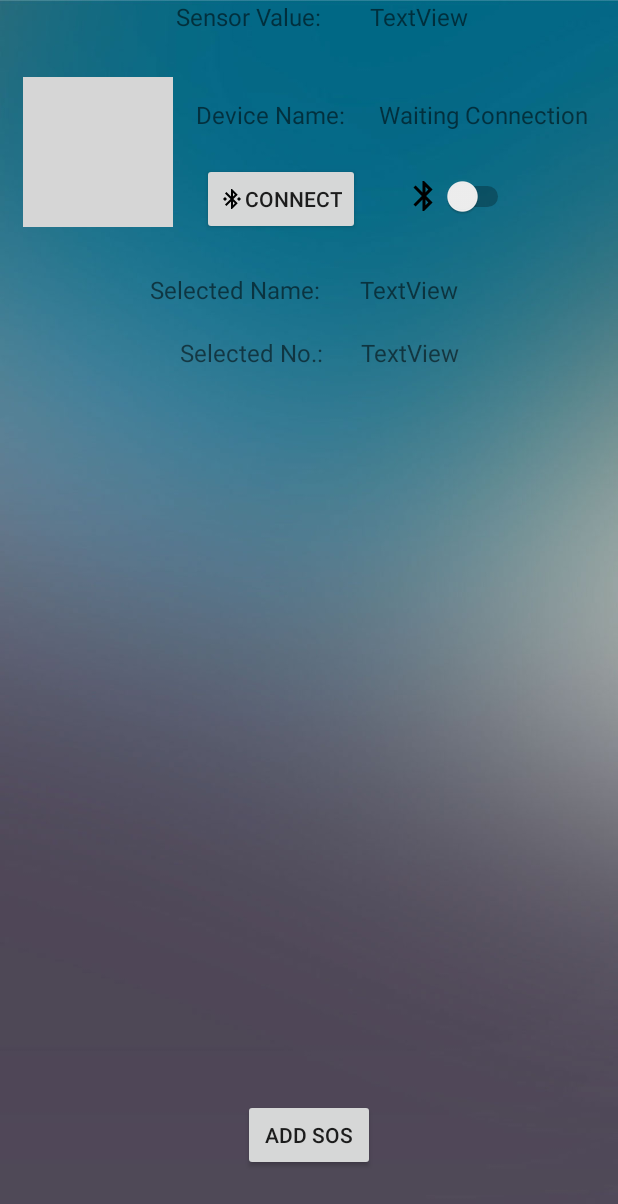
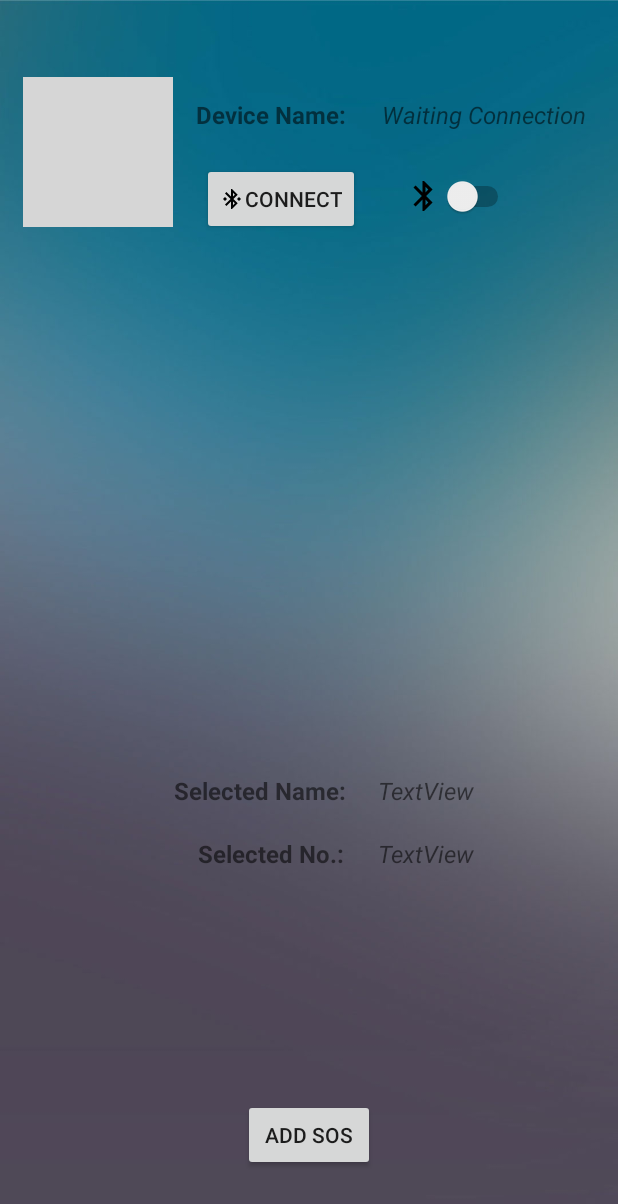
Before and after one commit to 01milan10/SmartHelmet, an Android app: the layout activity_landing.xml on its own in the app's theme, with its tools: preview values and no code run, on a phone screen of 412 x 824 dp. Shown: the top 1204 px of the screen. Run offline under Robolectric (Android 15) with nearby library versions, the phone set to English and light mode, and no system bars; grey boxes are pictures that could not be loaded.

Commit message:
first final

```diff
--- a/app/src/main/java/com/example/smarthelmet/Landing.java
+++ b/app/src/main/java/com/example/smarthelmet/Landing.java
@@ -77,7 +77,7 @@ public class Landing extends AppCompatActivity implements LocationListener {
     String namee, numberrr;
 
     Button connectBtn, btnSOS;
-    TextView deviceName, sosName, sosNumber, senseValue;
+    TextView deviceName, sosName, sosNumber;
     Switch bluetoothSwitch;
 
     BluetoothAdapter mBlueAdapter = BluetoothAdapter.getDefaultAdapter();
@@ -95,7 +95,6 @@ public class Landing extends AppCompatActivity implements LocationListener {
         deviceName = (TextView) findViewById(R.id.deviceName);
         sosName = (TextView) findViewById(R.id.sosName);
         sosNumber = (TextView) findViewById(R.id.sosNumber);
-        senseValue = (TextView) findViewById(R.id.senseValue);
         bluetoothSwitch =(Switch) findViewById(R.id.bluetoothSwitch);
 
         Intent intent = new Intent(this,smartService.class);
@@ -273,7 +272,6 @@ public class Landing extends AppCompatActivity implements LocationListener {
 
                         handler.post(new Runnable() {
                             public void run() {
-                                senseValue.setText(sensorValue);
                                 if (sValue >= 30000) {
                                     int permissionCheck = ContextCompat.checkSelfPermission(Landing.this, Manifest.permission.SEND_SMS);
                                     if (permissionCheck == PackageManager.PERMISSION_GRANTED) {
--- a/app/src/main/res/layout/activity_landing.xml
+++ b/app/src/main/res/layout/activity_landing.xml
@@ -33,6 +33,7 @@
         android:layout_marginTop="65dp"
         android:text="Device Name:"
         android:textSize="16sp"
+        android:textStyle="bold"
         app:layout_constraintStart_toEndOf="@+id/imageView3"
         app:layout_constraintTop_toTopOf="parent" />
 
@@ -40,23 +41,28 @@
         android:id="@+id/contctName"
         android:layout_width="wrap_content"
         android:layout_height="wrap_content"
-        android:layout_marginStart="100dp"
-        android:layout_marginLeft="100dp"
-        android:layout_marginTop="160dp"
+        android:layout_marginStart="116dp"
+        android:layout_marginLeft="116dp"
+        android:layout_marginTop="359dp"
+        android:layout_marginBottom="20dp"
         android:text="Selected Name:"
         android:textSize="16sp"
+        android:textStyle="bold"
+        app:layout_constraintBottom_toTopOf="@+id/contctNumber"
         app:layout_constraintStart_toStartOf="parent"
-        app:layout_constraintTop_toBottomOf="@+id/snsrValue" />
+        app:layout_constraintTop_toBottomOf="@+id/connectBtn"
+        app:layout_constraintVertical_bias="0.0" />
 
     <TextView
         android:id="@+id/contctNumber"
         android:layout_width="wrap_content"
         android:layout_height="wrap_content"
-        android:layout_marginStart="120dp"
-        android:layout_marginLeft="120dp"
+        android:layout_marginStart="132dp"
+        android:layout_marginLeft="132dp"
         android:layout_marginTop="20dp"
         android:text="Selected No.:"
         android:textSize="16sp"
+        android:textStyle="bold"
         app:layout_constraintStart_toStartOf="parent"
         app:layout_constraintTop_toBottomOf="@+id/contctName" />
 
@@ -73,20 +79,6 @@
         app:layout_constraintBottom_toBottomOf="parent"
         app:layout_constraintEnd_toEndOf="parent"
         app:layout_constraintStart_toStartOf="parent" />
-
-    <TextView
-        android:id="@+id/snsrValue"
-        android:layout_width="wrap_content"
-        android:layout_height="wrap_content"
-        android:layout_marginStart="100dp"
-        android:layout_marginLeft="100dp"
-        android:layout_marginEnd="15dp"
-        android:layout_marginRight="15dp"
-        android:text="Sensor Value:"
-        android:textSize="16sp"
-        app:layout_constraintEnd_toStartOf="@+id/senseValue"
-        app:layout_constraintStart_toStartOf="parent"
-        tools:layout_editor_absoluteY="332dp" />
 
     <ImageView
         android:id="@+id/imageView3"
@@ -110,20 +102,10 @@
         android:layout_marginRight="20dp"
         android:text="Waiting Connection"
         android:textSize="16sp"
+        android:textStyle="italic"
         app:layout_constraintEnd_toEndOf="parent"
         app:layout_constraintStart_toEndOf="@+id/dName"
         app:layout_constraintTop_toTopOf="parent" />
-
-    <TextView
-        android:id="@+id/senseValue"
-        android:layout_width="wrap_content"
-        android:layout_height="wrap_content"
-        android:layout_marginEnd="100dp"
-        android:layout_marginRight="100dp"
-        android:text="TextView"
-        android:textSize="16sp"
-        app:layout_constraintEnd_toEndOf="parent"
-        tools:layout_editor_absoluteY="332dp" />
 
     <TextView
         android:id="@+id/sosName"
@@ -131,14 +113,19 @@
         android:layout_height="wrap_content"
         android:layout_marginStart="15dp"
         android:layout_marginLeft="15dp"
-        android:layout_marginTop="160dp"
+        android:layout_marginTop="359dp"
         android:layout_marginEnd="96dp"
         android:layout_marginRight="96dp"
+        android:layout_marginBottom="20dp"
         android:text="TextView"
         android:textSize="16sp"
+        android:textStyle="italic"
+        app:layout_constraintBottom_toTopOf="@+id/sosNumber"
         app:layout_constraintEnd_toEndOf="parent"
+        app:layout_constraintHorizontal_bias="1.0"
         app:layout_constraintStart_toEndOf="@+id/contctName"
-        app:layout_constraintTop_toBottomOf="@+id/snsrValue" />
+        app:layout_constraintTop_toBottomOf="@+id/connectBtn"
+        app:layout_constraintVertical_bias="0.0" />
 
     <TextView
         android:id="@+id/sosNumber"
@@ -151,7 +138,9 @@
         android:layout_marginRight="96dp"
         android:text="TextView"
         android:textSize="16sp"
+        android:textStyle="italic"
         app:layout_constraintEnd_toEndOf="parent"
+        app:layout_constraintHorizontal_bias="1.0"
         app:layout_constraintStart_toEndOf="@+id/contctNumber"
         app:layout_constraintTop_toBottomOf="@+id/sosName" />
 
--- a/app/src/main/res/layout/activity_main.xml
+++ b/app/src/main/res/layout/activity_main.xml
@@ -4,12 +4,13 @@
     xmlns:tools="http://schemas.android.com/tools"
     android:layout_width="match_parent"
     android:layout_height="match_parent"
+    android:background="@drawable/background2"
     tools:context=".MainActivity">
 
     <ImageView
         android:id="@+id/imageView"
-        android:layout_width="250dp"
-        android:layout_height="250dp"
+        android:layout_width="150dp"
+        android:layout_height="150dp"
         android:layout_marginStart="83dp"
         android:layout_marginLeft="83dp"
         android:layout_marginTop="240dp"
@@ -18,7 +19,7 @@
         android:layout_marginBottom="241dp"
         app:layout_constraintBottom_toBottomOf="parent"
         app:layout_constraintEnd_toEndOf="parent"
-        app:layout_constraintHorizontal_bias="0.0"
+        app:layout_constraintHorizontal_bias="0.416"
         app:layout_constraintStart_toStartOf="parent"
         app:layout_constraintTop_toTopOf="parent"
         app:srcCompat="@drawable/splash_logo" />
```
